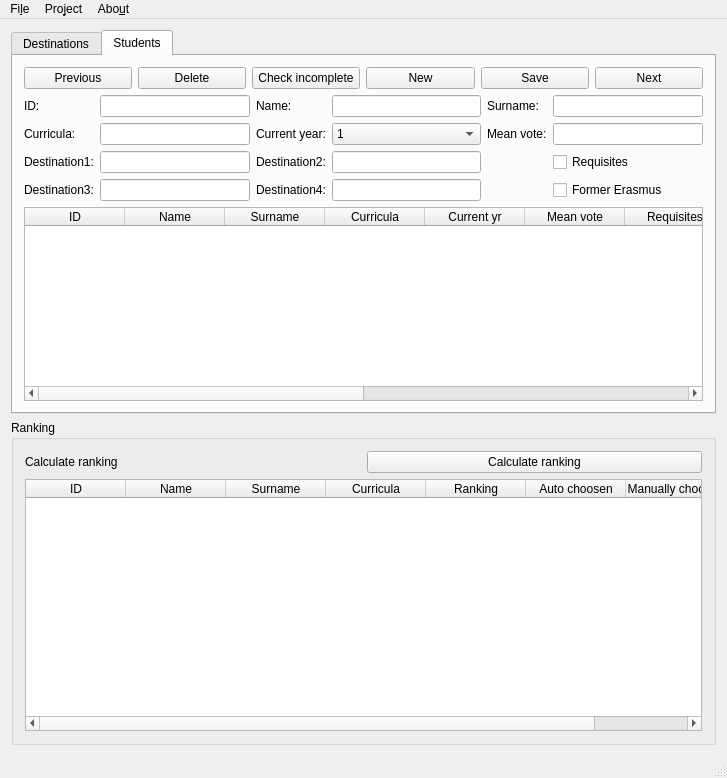
Qt form mainwindow.ui (zorbaproject/cresta) before a commit.
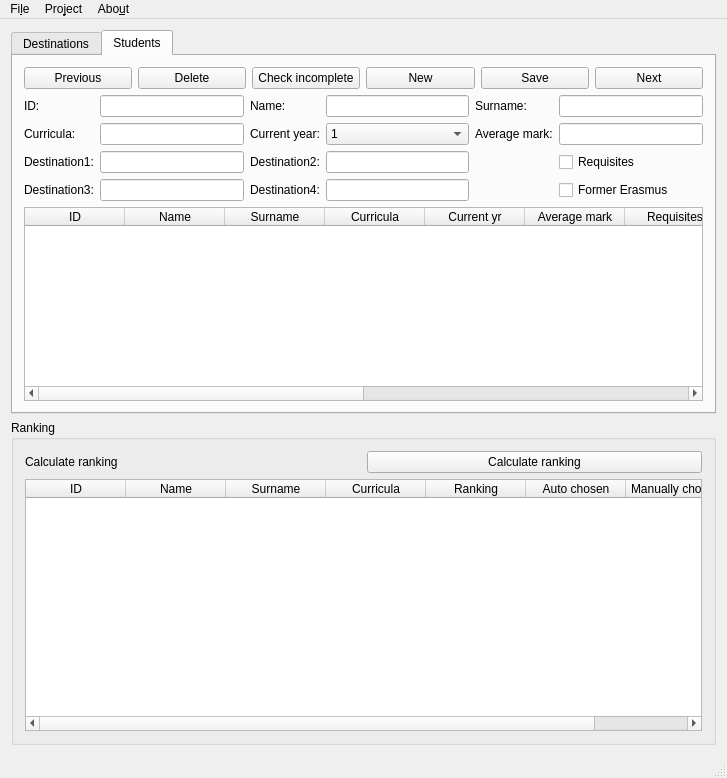
The same form after that commit.

Diff of the .ui file:
```diff
--- a/mainwindow.ui
+++ b/mainwindow.ui
@@ -159,7 +159,7 @@
           <item row="1" column="4">
            <widget class="QLabel" name="label_8">
             <property name="text">
-             <string>Mean vote:</string>
+             <string>Average mark:</string>
             </property>
            </widget>
           </item>
@@ -237,6 +237,9 @@
           </item>
           <item row="1" column="3">
            <widget class="QComboBox" name="frm_registration">
+            <property name="currentText">
+             <string notr="true">1</string>
+            </property>
             <item>
              <property name="text">
               <string>1</string>
@@ -304,7 +307,7 @@
           </column>
           <column>
            <property name="text">
-            <string>Mean vote</string>
+            <string>Average mark</string>
            </property>
           </column>
           <column>
@@ -396,12 +399,12 @@
          </column>
          <column>
           <property name="text">
-           <string>Auto choosen</string>
+           <string>Auto chosen</string>
           </property>
          </column>
          <column>
           <property name="text">
-           <string>Manually choosen</string>
+           <string>Manually chosen</string>
           </property>
          </column>
         </widget>
```
